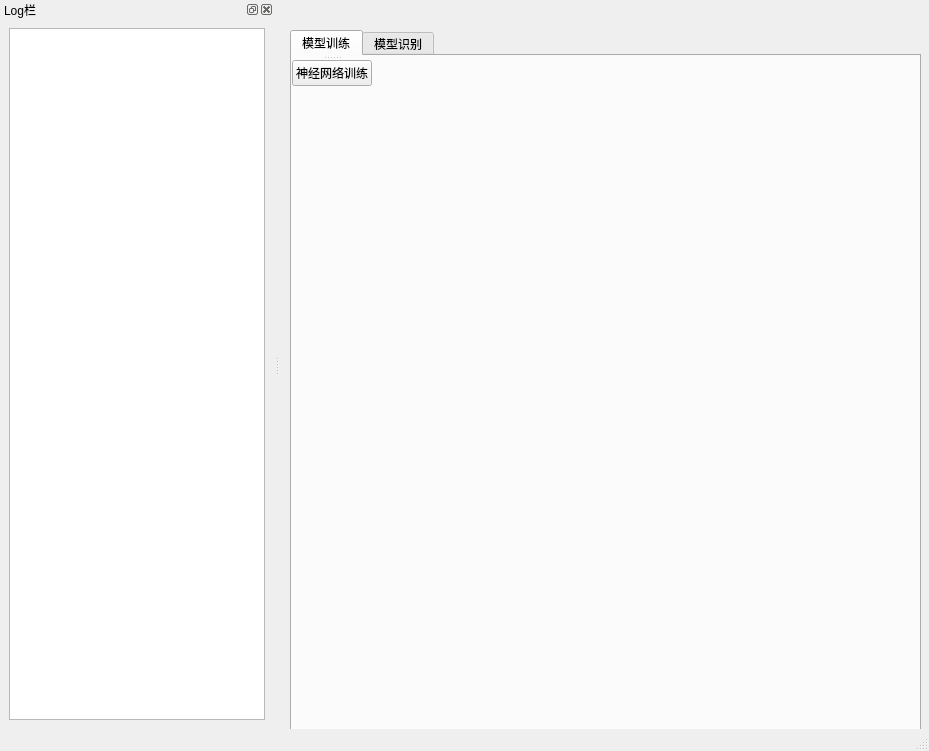
Above: UIMain.ui from chengli990412/HandWritingRecognition before the change. Below: the same form after it.
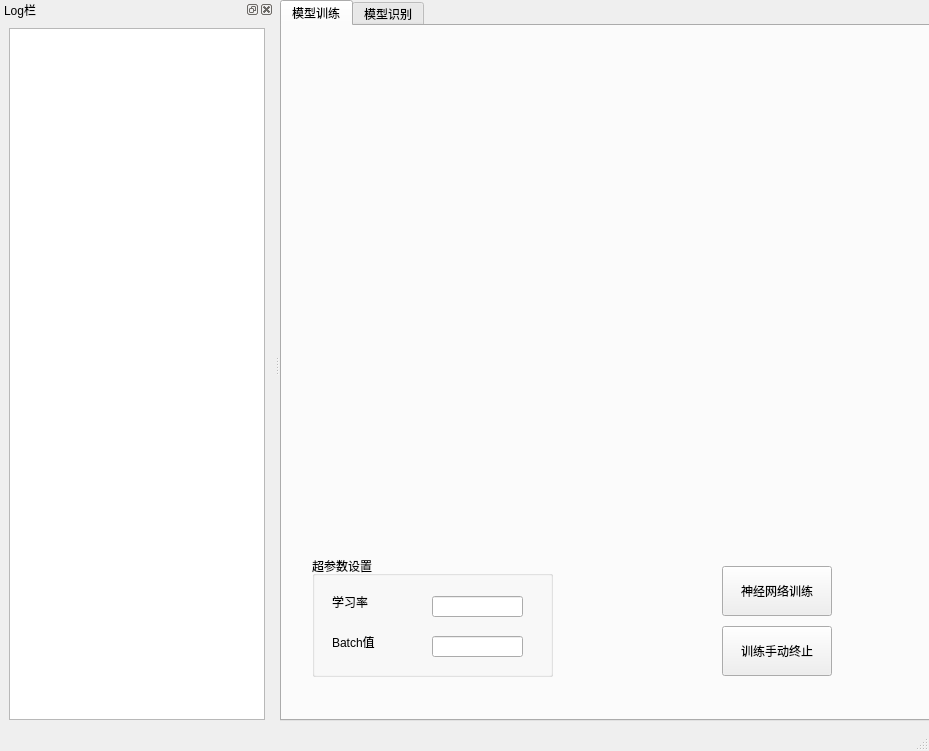
That is the form after the change. The open tabs and pages were chosen to show the change.

Commit message: 版本：V1.0.1.0 1.优化界面布局 2.优化部分显示

What changed in the file:
```diff
--- a/UIMain.ui
+++ b/UIMain.ui
@@ -17,10 +17,10 @@
    <widget class="QTabWidget" name="tabWidget">
     <property name="geometry">
      <rect>
-      <x>10</x>
-      <y>30</y>
-      <width>631</width>
-      <height>701</height>
+      <x>0</x>
+      <y>0</y>
+      <width>651</width>
+      <height>721</height>
      </rect>
     </property>
     <property name="tabShape">
@@ -39,10 +39,10 @@
      <widget class="QSplitter" name="splitter">
       <property name="geometry">
        <rect>
-        <x>0</x>
-        <y>0</y>
-        <width>621</width>
-        <height>661</height>
+        <x>20</x>
+        <y>10</y>
+        <width>601</width>
+        <height>481</height>
        </rect>
       </property>
       <property name="layoutDirection">
@@ -58,20 +58,91 @@
         </property>
        </layout>
       </widget>
-      <widget class="QWidget" name="layoutWidget">
-       <layout class="QVBoxLayout" name="verticalLayout_3">
-        <property name="sizeConstraint">
-         <enum>QLayout::SetFixedSize</enum>
-        </property>
-        <item>
-         <widget class="QPushButton" name="Button_Train">
-          <property name="text">
-           <string>神经网络训练</string>
-          </property>
-         </widget>
-        </item>
-       </layout>
+     </widget>
+     <widget class="QPushButton" name="Button_Train">
+      <property name="geometry">
+       <rect>
+        <x>440</x>
+        <y>540</y>
+        <width>110</width>
+        <height>50</height>
+       </rect>
+      </property>
+      <property name="text">
+       <string>神经网络训练</string>
+      </property>
+     </widget>
+     <widget class="QGroupBox" name="groupBox">
+      <property name="geometry">
+       <rect>
+        <x>30</x>
+        <y>530</y>
+        <width>241</width>
+        <height>121</height>
+       </rect>
+      </property>
+      <property name="title">
+       <string>超参数设置</string>
+      </property>
+      <widget class="QLineEdit" name="lineEdit">
+       <property name="geometry">
+        <rect>
+         <x>120</x>
+         <y>40</y>
+         <width>91</width>
+         <height>21</height>
+        </rect>
+       </property>
       </widget>
+      <widget class="QLabel" name="label_3">
+       <property name="geometry">
+        <rect>
+         <x>20</x>
+         <y>40</y>
+         <width>54</width>
+         <height>12</height>
+        </rect>
+       </property>
+       <property name="text">
+        <string>学习率</string>
+       </property>
+      </widget>
+      <widget class="QLabel" name="label_4">
+       <property name="geometry">
+        <rect>
+         <x>20</x>
+         <y>80</y>
+         <width>54</width>
+         <height>12</height>
+        </rect>
+       </property>
+       <property name="text">
+        <string>Batch值</string>
+       </property>
+      </widget>
+      <widget class="QLineEdit" name="lineEdit_2">
+       <property name="geometry">
+        <rect>
+         <x>120</x>
+         <y>80</y>
+         <width>91</width>
+         <height>21</height>
+        </rect>
+       </property>
+      </widget>
+     </widget>
+     <widget class="QPushButton" name="pushButton">
+      <property name="geometry">
+       <rect>
+        <x>440</x>
+        <y>600</y>
+        <width>110</width>
+        <height>50</height>
+       </rect>
+      </property>
+      <property name="text">
+       <string>训练手动终止</string>
+      </property>
      </widget>
     </widget>
     <widget class="QWidget" name="tab_2">
```
Left out of the diff: 16 changed lines with no effect on the pictures. The commit also changes 3 other files.
